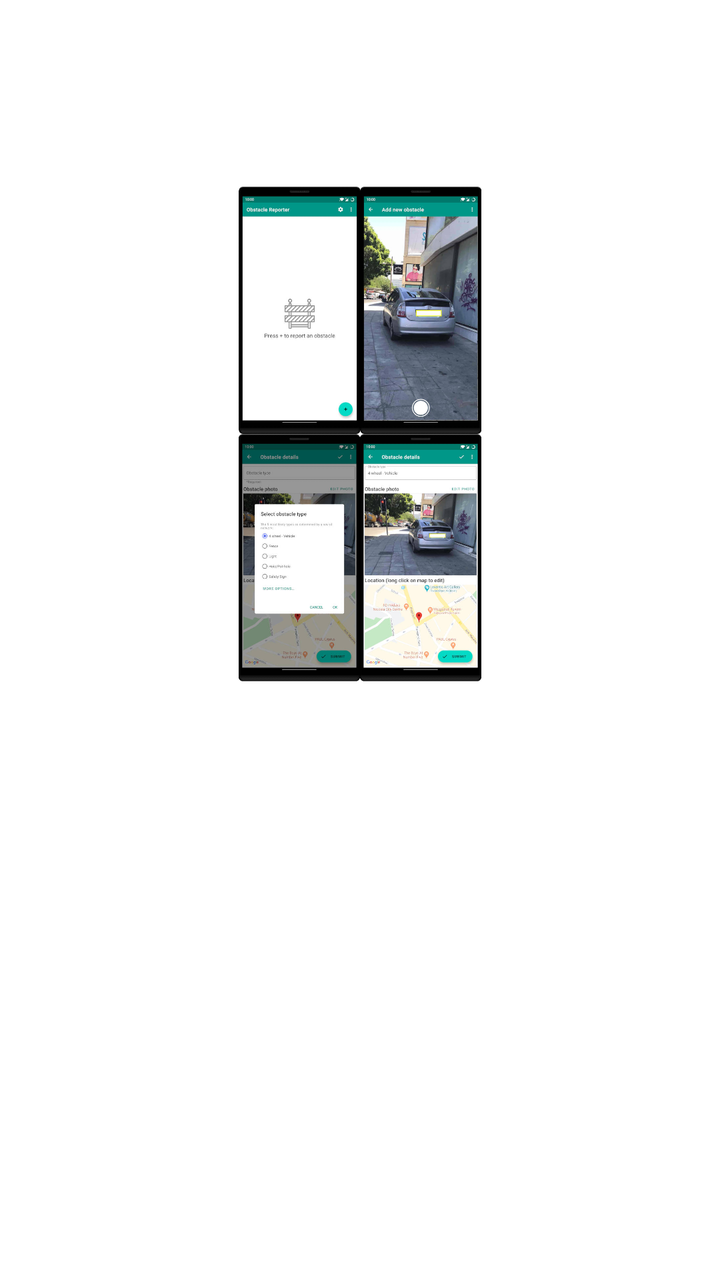
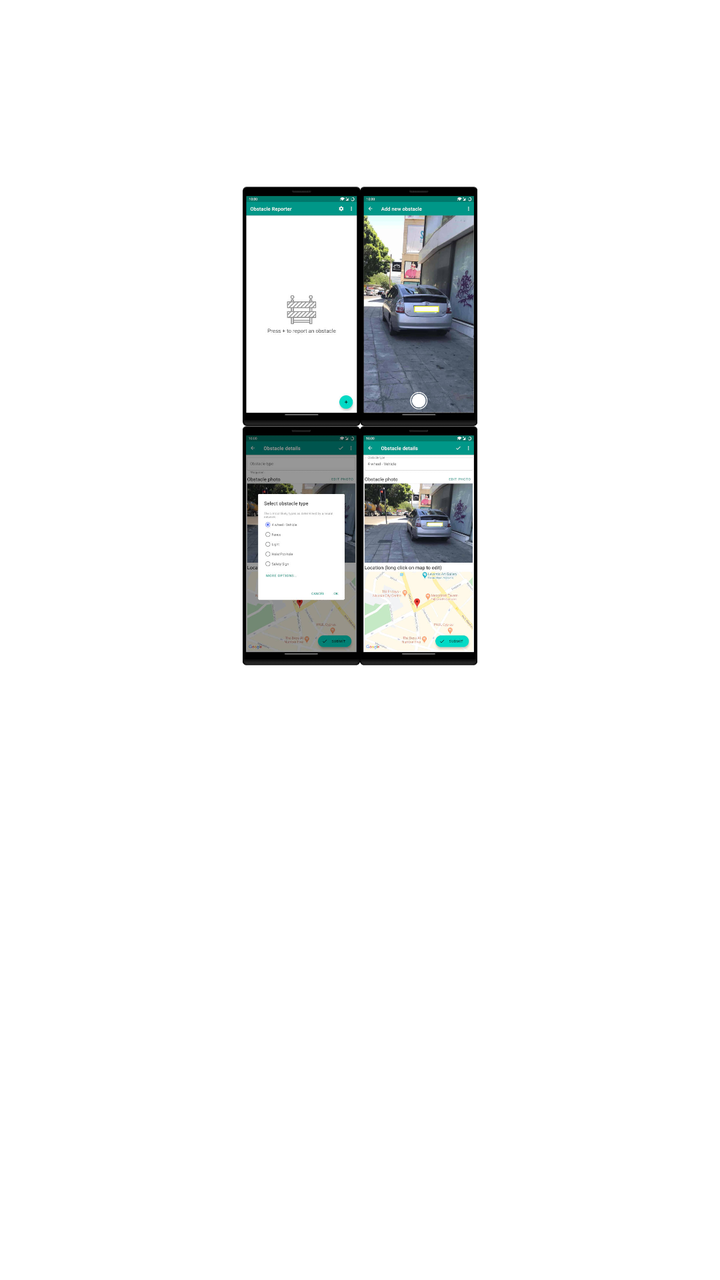

The first picture is an Android layout as it rendered before a commit; the second is the same layout after the commit. The layout source and the unified diff follow.
<!-- AndroidManifest.xml: application theme AppTheme -->
<!-- res/layout/fragment_intro_3.xml -->
<?xml version="1.0" encoding="utf-8"?>
<LinearLayout xmlns:android="http://schemas.android.com/apk/res/android"
    xmlns:app="http://schemas.android.com/apk/res-auto"
    xmlns:tools="http://schemas.android.com/tools"
    android:id="@+id/custom_intro_fragment_layout"
    android:layout_width="match_parent"
    android:layout_height="match_parent"
    android:gravity="center"
    android:orientation="vertical"
    android:paddingStart="@dimen/margin_medium"
    android:paddingTop="@dimen/margin_medium"
    android:paddingEnd="@dimen/margin_medium"
    android:paddingBottom="@dimen/margin_huge"
    tools:background="@color/introColor3">

    <androidx.constraintlayout.widget.ConstraintLayout
        android:layout_width="match_parent"
        android:layout_height="match_parent">

        <TextView
            android:id="@+id/title"
            style="@style/TextAppearance.AppCompat.Display1"
            android:layout_width="match_parent"
            android:layout_height="wrap_content"
            android:gravity="center|bottom"
            android:paddingTop="@dimen/margin_medium"
            android:paddingBottom="@dimen/margin_medium"
            android:text="Tutorial"
            android:textColor="#FFFFFF"
            app:layout_constraintBottom_toTopOf="@id/image"
            app:layout_constraintEnd_toEndOf="parent"
            app:layout_constraintStart_toStartOf="parent"
            app:layout_constraintTop_toTopOf="parent" />

        
        
        
        
        
        
        
        
        
        
        
        

        <ImageView
            android:id="@+id/image"
            android:layout_width="wrap_content"
            android:layout_height="0dp"
            android:src="@drawable/appintrotutorial"
            app:layout_constraintBottom_toTopOf="@id/text"
            app:layout_constraintEnd_toEndOf="parent"
            app:layout_constraintStart_toStartOf="parent"
            app:layout_constraintTop_toBottomOf="@id/title" />

        <TextView
            android:id="@+id/text"
            style="@style/TextAppearance.AppCompat.Medium"
            android:layout_width="match_parent"
            android:layout_height="wrap_content"
            android:gravity="center|top"
            android:paddingBottom="@dimen/margin_huge"
            android:text="Steps to report an obstacle:\n\n- Launch the app and click +\n- Take a photo of the obstacle\n- Select its type (the embedded neural network suggests the most likely types)\n- Click the Submit button and you are done!"
            android:textColor="#ffffff"
            app:layout_constraintBottom_toBottomOf="parent"
            app:layout_constraintEnd_toEndOf="parent"
            app:layout_constraintStart_toStartOf="parent"
            app:layout_constraintTop_toBottomOf="@id/image" />

    </androidx.constraintlayout.widget.ConstraintLayout>

    
    
    
    
    
    
    
    
    
</LinearLayout>
<!-- resources referenced by this layout -->
<resources>
  <color name="introColor3">#1565C0</color>
  <dimen name="margin_huge">64dp</dimen>
  <dimen name="margin_medium">16dp</dimen>
  <!-- drawable appintrotutorial: jpg bitmap (drawable, 141786 bytes) -->
  <style name="AppTheme" parent="Theme.MaterialComponents.Light.DarkActionBar">
          
          <item name="colorPrimary">@color/colorPrimary</item>
          <item name="colorPrimaryDark">@color/colorPrimaryDark</item>
          <item name="colorAccent">@color/colorAccent</item>
      </style>
  <color name="colorPrimary">#009688</color>
  <color name="colorPrimaryDark">#00796b</color>
  <color name="colorAccent">#536dfe</color>
</resources>

<!-- the commit's change to res/layout/fragment_intro_3.xml (unified diff, before → after) -->
@@ -61,6 +61,7 @@
             android:layout_width="match_parent"
             android:layout_height="wrap_content"
             android:gravity="center|top"
+            android:paddingTop="@dimen/margin_small"
             android:paddingBottom="@dimen/margin_huge"
             android:text="Steps to report an obstacle:\n\n- Launch the app and click +\n- Take a photo of the obstacle\n- Select its type (the embedded neural network suggests the most likely types)\n- Click the Submit button and you are done!"
             android:textColor="#ffffff"
<!-- resource entries referenced after the edit -->
@@ -3,6 +3,7 @@
   <color name="introColor3">#1565C0</color>
   <dimen name="margin_huge">64dp</dimen>
   <dimen name="margin_medium">16dp</dimen>
+  <dimen name="margin_small">8dp</dimen>
   <!-- drawable appintrotutorial: jpg bitmap (drawable, 141786 bytes) -->
   <style name="AppTheme" parent="Theme.MaterialComponents.Light.DarkActionBar">
           
